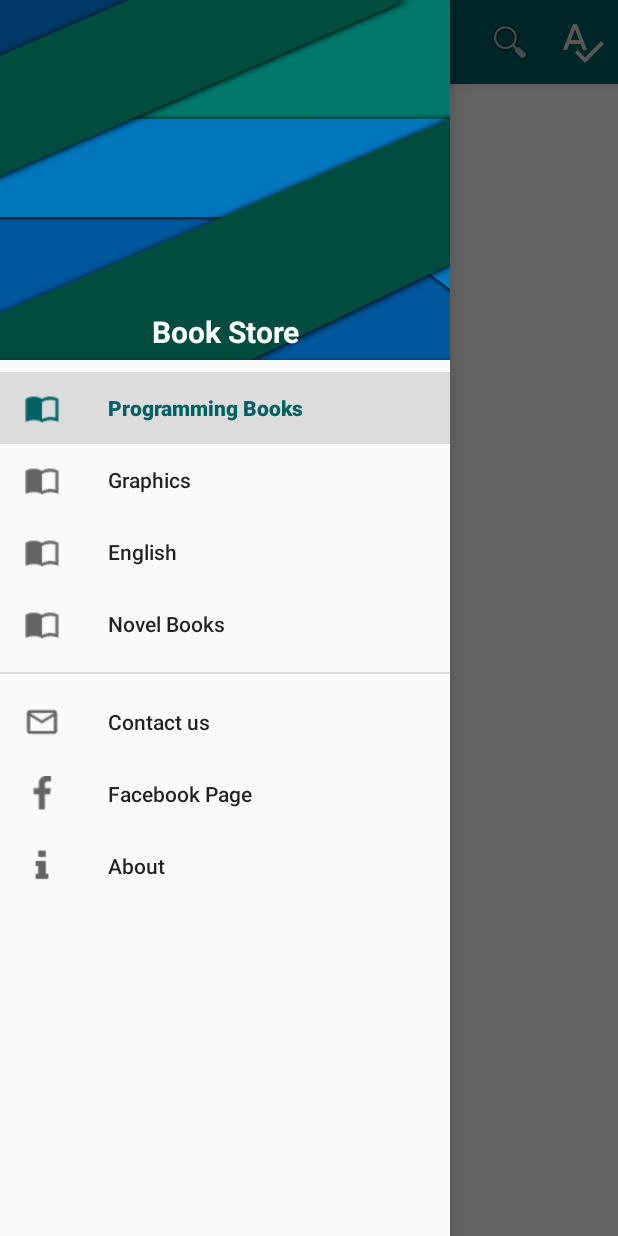
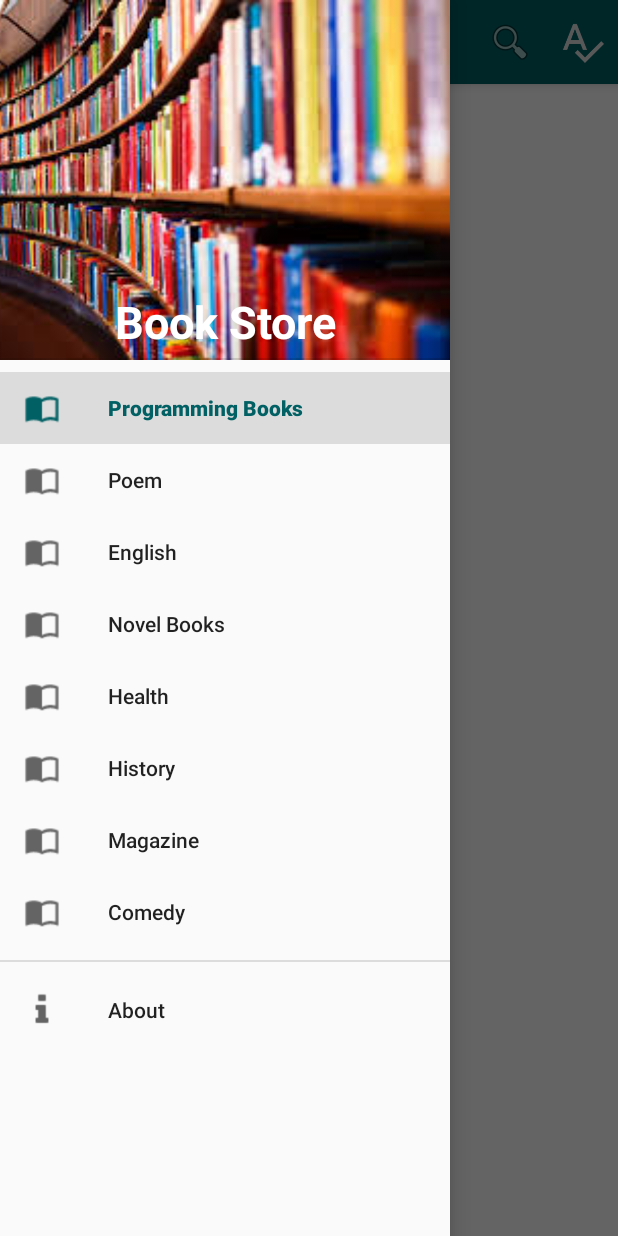
Before and after one commit to PhyoeKo/BookStore, an Android app: the screen it shows after launch (MainActivity), with the side drawer open, on a phone screen of 412 x 824 dp. Run offline under Robolectric (Android 15) with nearby library versions, the phone set to English and light mode, and no system bars; our stand-ins replace Picasso; libraries missing offline, so code that uses them is left out: cz.msebera.android; pictures from the network do not load; 21 statements that could not run were skipped.

Commit message:
add book

```diff
--- a/app/src/main/AndroidManifest.xml
+++ b/app/src/main/AndroidManifest.xml
@@ -7,7 +7,7 @@
 	<uses-permission android:name="android.permission.WRITE_EXTERNAL_STORAGE"/>
 		<application
         android:allowBackup="true"
-        android:icon="@drawable/ic_launcher"
+        android:icon="@drawable/book_icon"
         android:label="@string/app_name"
 
         android:theme="@style/AppTheme"
--- a/app/src/main/java/pkkl/sample/bookstore/DetailActivity.java
+++ b/app/src/main/java/pkkl/sample/bookstore/DetailActivity.java
@@ -20,6 +20,9 @@ public class DetailActivity extends AppCompatActivity
 	{
 		super.onCreate(savedInstanceState);
 		setContentView(R.layout.detail_layout);
+
+
+
 		tb=(android.support.v7.widget.Toolbar)findViewById(R.id.nnl_toolbar2);
 		setSupportActionBar(tb);
 		getSupportActionBar().setHomeButtonEnabled(true);
--- a/app/src/main/java/pkkl/sample/bookstore/MainActivity.java
+++ b/app/src/main/java/pkkl/sample/bookstore/MainActivity.java
@@ -1,76 +1,93 @@
 package pkkl.sample.bookstore;
+
+import android.graphics.Typeface;
+import android.os.Bundle;
+import android.support.design.widget.NavigationView;
+import android.support.v4.view.MenuItemCompat;
+import android.support.v7.widget.RecyclerView;
 import android.text.*;
 import android.view.*;
+import android.widget.TextView;
 
 import java.util.*;
+
 import org.json.*;
 
-public class MainActivity extends JSONFeedActivity
-{
-	//links နွင့္ titles ကိုက္ေအာင္ ထည့္ပါ။
-	//000webhost
-	/*
-	 String[] links={
-	 "https://phyoeko.000webhostapp.com/books1.html",
-	 "https://phyoeko.000webhostapp.com/books2.html",
-	 "https://phyoeko.000webhostapp.com/books3.html",
-	 "https://phyoeko.000webhostapp.com/books4.html"
-	 };
-	 */
+public class MainActivity extends JSONFeedActivity {
+
+//Adapter mAdapter;
+//
+// //use this method to return recycler adapter item count..
+// private int recyclerCount(){
+//    int count = 0;
+//    if (mAdapter != null) {
+//       count = mAdapter.getItemCount();
+//    }
+//    return count;
+// }
+
+
+
+
+
 
     //Blogger
-	String[] links={
+    String[] links = {
             "Books1",
             "Books2",
             "Books3",
-		"Books4"
+            "Books4",
+            "Books5",
+            "Books6",
+            "Books7",
+            "Books8"
     };
 
-	String[] titles={
+    String[] titles = {
             "Programming",
-		"Graphics",
+            "Poem",
             "English",
-		"Novel"
+            "Novel",
+            "Health",
+            "History",
+            "Magazine",
+            "Comedy"
     };
 
-	int current=0;
+    @Override
+    public boolean onSupportNavigateUp() {
+        //This method is called when the up button is pressed. Just the pop back stack.
+        getSupportFragmentManager().popBackStack();
+        return true;
+    }
+
+    int current = 0;
 
     @Override
-	public void _Options_Menu_Click(MenuItem item)
-	{
-		int id=item.getItemId();
-		if (id == R.id.menu_about)
-		{
+    public void _Options_Menu_Click(MenuItem item) {
+        int id = item.getItemId();
+        if (id == R.id.menu_about) {
             MsgBox("About",
-				   "This project is created by PhyoeKo"
+                    "This project is created by Kaung Htet & Myo Thawtar Lin."
 
             );
-		}
-		else if (id == R.id.navigation_item_contact)
-		{
-			//open contact Activity
-		}
-		else if (id == R.id.navigation_item_facebook)
-		{
-			//open facebook
-		}
-		else
-		{
-			if (id == R.id.menu_programming)
-			{
+        } else {
+            if (id == R.id.menu_programming) {
                 current = 0;
-			}
-			else if (id == R.id.menu_graphics)
-			{
+            } else if (id == R.id.menu_poem) {
                 current = 1;
-			}
-			else if (id == R.id.menu_english)
-			{
+            } else if (id == R.id.menu_english) {
                 current = 2;
-			}
-			else if (id == R.id.menu_novel)
-			{
+            } else if (id == R.id.menu_novel) {
                 current = 3;
+            } else if (id == R.id.menu_health) {
+                current = 4;
+            }else if (id == R.id.menu_history){
+                current =5;
+            }else if(id == R.id.menu_magazine){
+                current =6;
+            }else if(id == R.id.menu_comedy){
+                current =7;
             }
 
             refresh();
@@ -121,64 +138,59 @@ public class MainActivity extends JSONFeedActivity
 	 */
 
     //Blogger
-	public void processJson(String inputJson){
+    public void processJson(String inputJson) {
         posts = new ArrayList<PostItem>();
-		String input="";
-		switch(currentFont){
+        String input = "";
+        switch (currentFont) {
             case FONT_ZAWGYI:
-				input=FontConverter.uni2zg(inputJson);
+                input = FontConverter.uni2zg(inputJson);
                 break;
             case FONT_UNI:
-				input=FontConverter.zg2uni(inputJson);
+                input = FontConverter.zg2uni(inputJson);
                 break;
             default:
-				input=inputJson;
+                input = inputJson;
                 break;
         }
-		try
-		{
-			JSONObject jo=new JSONObject(input);
-			JSONArray ja=jo.getJSONObject("feed").getJSONArray("entry");
+        try {
+            JSONObject jo = new JSONObject(input);
+            JSONArray ja = jo.getJSONObject("feed").getJSONArray("entry");
             JSONObject jo2;
-			for(int i=0;i<ja.length();i++){
-				jo2=ja.getJSONObject(i);
-				if(jo2.getJSONObject("title").getString("$t").equals(links[current])){
-					String content=jo2.getJSONObject("content").getString("$t");
+            for (int i = 0; i < ja.length(); i++) {
+                jo2 = ja.getJSONObject(i);
+                if (jo2.getJSONObject("title").getString("$t").equals(links[current])) {
+                    String content = jo2.getJSONObject("content").getString("$t");
 
-					JSONObject obj=new JSONObject(Html.fromHtml(content).toString());
-					JSONArray jarr=obj.getJSONArray("books");
-					for(int j=0;j<jarr.length();j++){
-						PostItem p=new PostItem();
-						p.title=(jarr.getJSONObject(j).getString("title"));
-						p.type=(jarr.getJSONObject(j).getString("type"));
-						p.link=(jarr.getJSONObject(j).getString("link"));
-						p.thumbnailUrl=(jarr.getJSONObject(j).getString("image"));
-						p.desc=(jarr.getJSONObject(j).getString("desc"));
+                    JSONObject obj = new JSONObject(Html.fromHtml(content).toString());
+                    JSONArray jarr = obj.getJSONArray("books");
+                    for (int j = 0; j < jarr.length(); j++) {
+                        PostItem p = new PostItem();
+                        p.title = (jarr.getJSONObject(j).getString("title"));
+                        p.type = (jarr.getJSONObject(j).getString("type"));
+                        p.link = (jarr.getJSONObject(j).getString("link"));
+                        p.thumbnailUrl = (jarr.getJSONObject(j).getString("image"));
+                        p.desc = (jarr.getJSONObject(j).getString("desc"));
                         addItem(p);
                     }
 
                 }
 
             }
-		}
-		catch (JSONException e)
-		{
+        } catch (JSONException e) {
             //Toast.makeText(this,e.toString(),1).show();
         }
     }
 
     @Override
-	public boolean useGridLayout()
-	{
+    public boolean useGridLayout() {
         return true;
     }
 
     @Override
-	public String getFeedAddress()
-	{
+    public String getFeedAddress() {
         setTitle(titles[current]);
         //Blogger
-		return "https://technologicaluniversitytoungoo.blogspot.com/feeds/posts/default?alt=json";
+        return "https://mybookstore12345.blogspot.com/feeds/posts/default?alt=json";
 
         //000webhost
         //return links[current];
--- a/app/src/main/res/layout/detail_layout.xml
+++ b/app/src/main/res/layout/detail_layout.xml
@@ -43,10 +43,11 @@
 			android:layout_below="@id/ivDetail"
 			android:orientation="horizontal">
 
-			<Button
+			 ;<Button
 				android:layout_height="wrap_content"
 				android:layout_width="match_parent"
 				android:onClick="readClick"
+				android:background="@drawable/read"
 				android:text="Read"
 				android:layout_weight="1.0"/>
 
@@ -54,6 +55,7 @@
 				android:layout_height="wrap_content"
 				android:layout_width="match_parent"
 				android:onClick="downloadClick"
+				android:background="@drawable/read"
 				android:text="Download"
 				android:layout_weight="1.0"/>
 
--- a/app/src/main/res/layout/nnl_drawer_header_layout.xml
+++ b/app/src/main/res/layout/nnl_drawer_header_layout.xml
@@ -10,7 +10,7 @@
 		android:layout_height="match_parent"
 		android:layout_width="match_parent"
 		android:scaleType="centerCrop"
-		android:src="@drawable/headerimage"
+		android:src="@drawable/mybook"
 		android:id="@+id/nnl_ivDrawerHeader"
 		android:layout_gravity="center_horizontal|fill_vertical"
 		android:layout_marginStart="0dp"/>
@@ -28,7 +28,7 @@
 			android:textColor="#ffffff"
 			android:id="@+id/nnl_tvDrawerHeader"
 			android:gravity="center"
-			android:textSize="20sp"
+			android:textSize="30sp"
 			android:textStyle="bold"/>
 
 		<View
--- a/app/src/main/res/layout/viewer_layout.xml
+++ b/app/src/main/res/layout/viewer_layout.xml
@@ -3,7 +3,8 @@
 	xmlns:android="http://schemas.android.com/apk/res/android"
 	xmlns:app="http://schemas.android.com/apk/res-auto"
 	android:layout_height="match_parent"
-	android:layout_width="match_parent">
+	android:layout_width="match_parent"
+	>
 
 	<android.support.design.widget.AppBarLayout
 		android:layout_width="match_parent"
--- a/app/src/main/res/menu/navigation_menu.xml
+++ b/app/src/main/res/menu/navigation_menu.xml
@@ -9,9 +9,9 @@
 			android:icon="@drawable/book"
 			android:title="Programming Books"/>
 		<item
-			android:id="@+id/menu_graphics"
+			android:id="@+id/menu_poem"
 			android:icon="@drawable/book"
-			android:title="Graphics"/>
+			android:title="Poem"/>
 		<item
 			android:id="@+id/menu_english"
 			android:icon="@drawable/book"
@@ -22,19 +22,31 @@
 			android:icon="@drawable/book"
 
 			android:title="Novel Books"/>
+		<item
+			android:id="@+id/menu_health"
+			android:icon="@drawable/book"
+
+			android:title="Health "/>
+		<item
+			android:id="@+id/menu_history"
+			android:icon="@drawable/book"
+
+			android:title="History "/>
+		<item
+			android:id="@+id/menu_magazine"
+			android:icon="@drawable/book"
+
+			android:title="Magazine"/>
+        <item
+            android:id="@+id/menu_comedy"
+            android:icon="@drawable/book"
+
+            android:title="Comedy"/>
 
 
 	</group>
 	<group android:id="@+id/menu_bottom" android:checkableBehavior="none">
 
-		<item
-			android:id="@+id/navigation_item_contact"
-			android:icon="@drawable/contact"
-			android:title="Contact us" />
-		<item
-			android:id="@+id/navigation_item_facebook"
-			android:icon="@drawable/facebook"
-			android:title="Facebook Page" />
 		<item
 			android:id="@+id/menu_about"
 			android:icon="@drawable/info"
```
Also changed, not shown: app/src/main/res/drawable/read.xml (added, +14 -0 lines), app/src/main/res/layout/item_layout.xml (+5 -3 lines), app/src/main/res/drawable-hdpi/mybook.jpg (added), gradle/wrapper/gradle-wrapper.properties, 1261 other files. Lines whose indentation alone changed are shown as unchanged.
